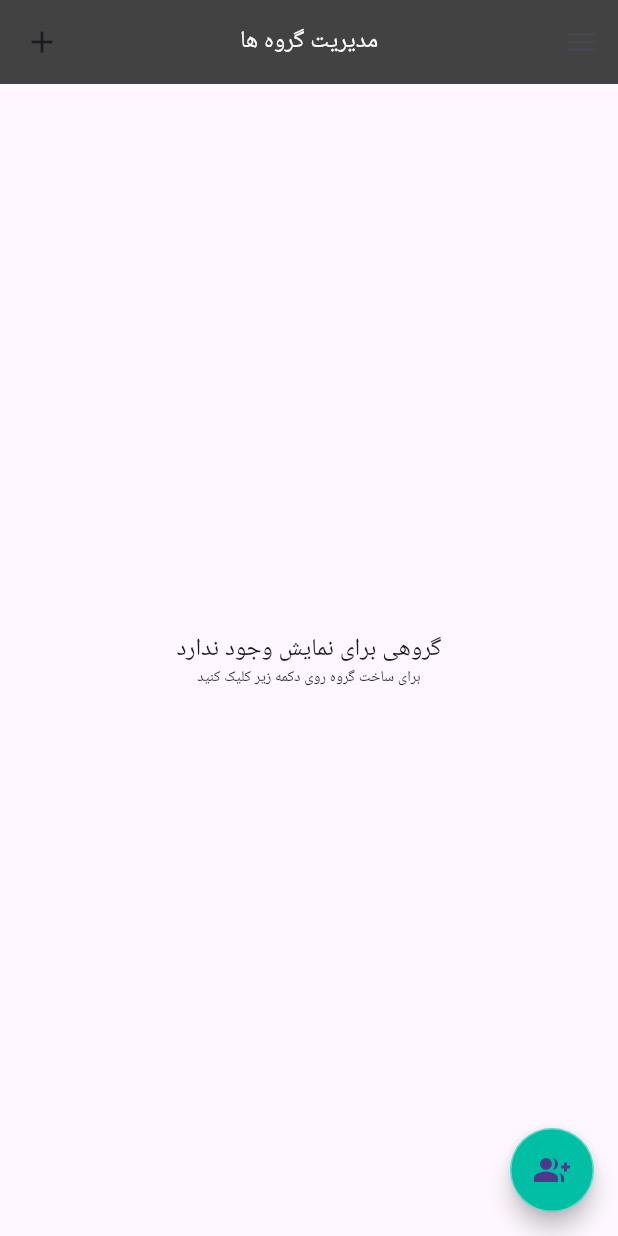
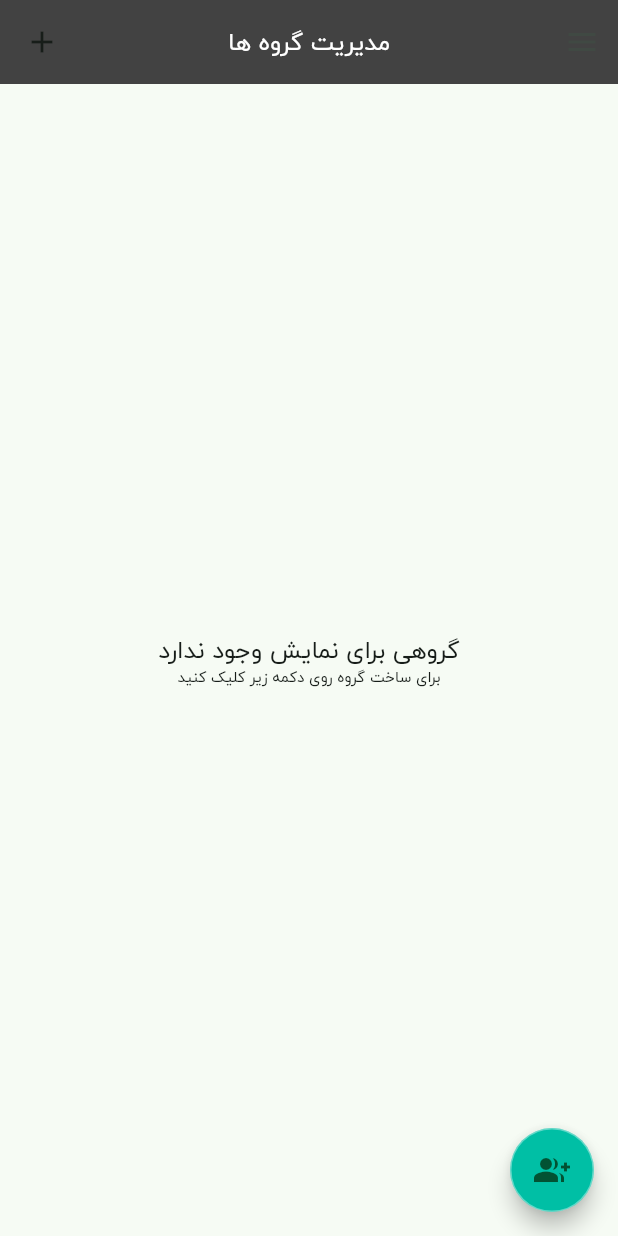
Before and after one commit to msmohebbi/sorena, a Flutter app: the screen it shows after launch, after a tap on "رفتن به مدیریت گروه ها", on a phone screen of 412 x 824 dp. Run offline on Flutter 3.47's test engine with Material 3 defaults, Android fonts, the light colour scheme and no system bars; our stand-ins replace sqflite; missing offline and left inert: fluttercontactpicker; accounts and stored records are empty.

Commit message:
2024 update

```diff
--- a/lib/Screens/grooha_screen.dart
+++ b/lib/Screens/grooha_screen.dart
@@ -16,16 +16,16 @@ class GroupsScreenState extends State<GroupsScreen> {
   @override
   Widget build(BuildContext context) {
     List<Group> number2 = Provider.of<Grooha>(context).grooha;
-    return WillPopScope(
-      onWillPop: () async {
+    return PopScope(
+      canPop: false,
+      onPopInvokedWithResult: (pop, _) async {
         Provider.of<Index>(context, listen: false).changeIndex(0);
-        return false;
       },
       child: number2.isEmpty
-          ? Center(
+          ? const Center(
               child: Column(
               mainAxisAlignment: MainAxisAlignment.center,
-              children: const [
+              children: [
                 Text(
                   "گروهی برای نمایش وجود ندارد",
                   style: TextStyle(fontSize: 16),
@@ -160,7 +160,7 @@ class GroupsScreenState extends State<GroupsScreen> {
                               .grooha;
                           int ind = (gp.length - 1) - gp.indexOf(g);
 
-                          DefaultTabController.of(context)!.animateTo(ind);
+                          DefaultTabController.of(context).animateTo(ind);
                         },
                       ),
                     ],
--- a/lib/main.dart
+++ b/lib/main.dart
@@ -35,7 +35,12 @@ class MainApp extends StatelessWidget {
         ),
       ],
       child: MaterialApp(
-        theme: ThemeData(fontFamily: 'IRANYekan'),
+        theme: ThemeData(
+          fontFamily: 'IRANYekan',
+          colorScheme: ColorScheme.fromSeed(
+            seedColor: Colors.greenAccent,
+          ),
+        ),
         home: const MyScaffold(),
         debugShowCheckedModeBanner: false,
       ),
@@ -44,7 +49,7 @@ class MainApp extends StatelessWidget {
 }
 
 class MyScaffold extends StatefulWidget {
-  const MyScaffold({Key? key}) : super(key: key);
+  const MyScaffold({super.key});
   @override
   MyScaffoldState createState() => MyScaffoldState();
 }
@@ -120,7 +125,12 @@ class MyScaffoldState extends State<MyScaffold> {
                   tabs: [
                     ...(Provider.of<Grooha>(context).grooha.reversed.map((g) {
                       return Tab(
-                        text: g.name,
+                        child: Text(
+                          g.name,
+                          style: const TextStyle(
+                            color: Colors.white,
+                          ),
+                        ),
                       );
                     })),
                     // Tab(
@@ -259,7 +269,9 @@ class MyScaffoldState extends State<MyScaffold> {
                     );
                   },
                   child: Text(
-                    "© 2023 Sorena App By @msmohebbi76\n All rights reserved",
+                    "© 2024 Sorena App By @msmohebbi76\n All rights reserved",
+                    textAlign: TextAlign.left,
+                    textDirection: TextDirection.ltr,
                     style: TextStyle(
                       fontSize: 12,
                       color: Colors.tealAccent[700],
```
Also changed, not shown: lib/Models/afradc.dart (+9 -4 lines), lib/Screens/afred_screen.dart (+7 -7 lines), lib/Screens/main_screen.dart (+11 -8 lines), pubspec.yaml (+8 -3 lines), pubspec.lock, 9 other files.
